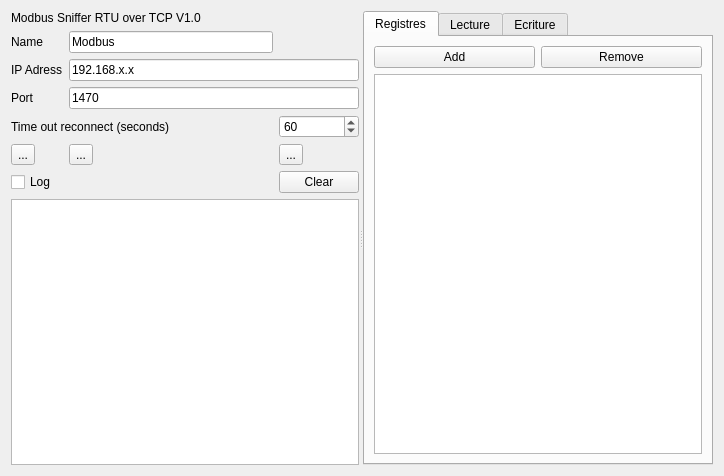
The window that ModbusSniffer.ui (RemyLogisDom/ModbusSniffer_RtuOverTCP_Plugin) describes before a commit, drawn with Qt 5.
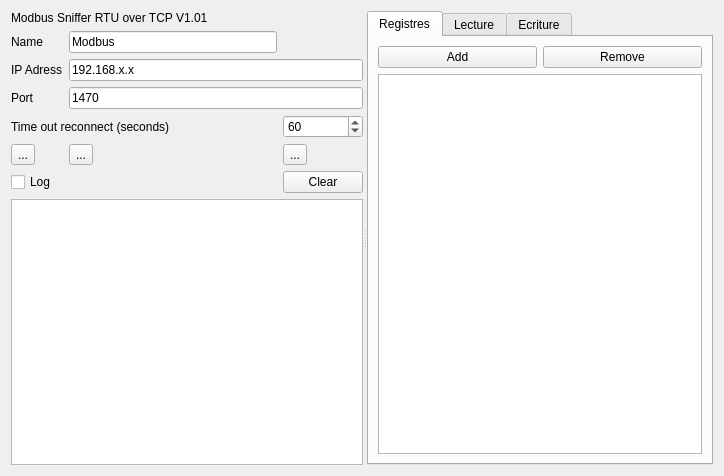
The same window after the commit. Icons and pictures are not drawn.

Commit message:
V1.01 : nom unique pour le panneau des tables
- Version affichée : V1.01.
- Les deux panneaux du splitter s'appelaient layoutWidget ; uic renommait
  le second en layoutWidget1 avec un warning. Le second devient
  layoutWidgetTables.

```diff
--- a/ModbusSniffer.ui
+++ b/ModbusSniffer.ui
@@ -91,7 +91,7 @@
        <item row="0" column="0" colspan="2">
         <widget class="QLabel" name="labelInterfaceName">
          <property name="text">
-          <string>Modbus Sniffer RTU over TCP V1.0</string>
+          <string>Modbus Sniffer RTU over TCP V1.01</string>
          </property>
         </widget>
        </item>
@@ -182,7 +182,7 @@
        </item>
       </layout>
      </widget>
-     <widget class="QWidget" name="layoutWidget">
+     <widget class="QWidget" name="layoutWidgetTables">
       <layout class="QGridLayout" name="gridLayout_2">
        <item row="0" column="0">
         <widget class="QTabWidget" name="tabWidget">
```
